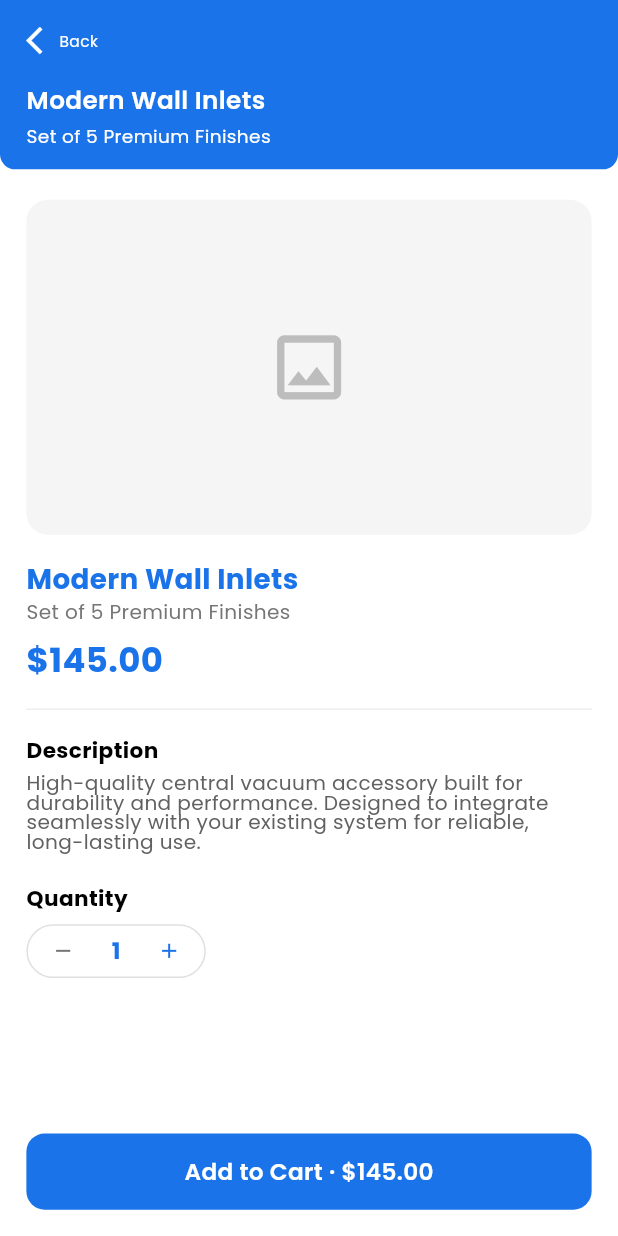
After one commit to nuhan021/aryegrunzweig, a Flutter app: the ShopScreen screen opened directly, after a tap on "Modern Wall Inlets", on a phone screen of 412 x 824 dp. The commit adds this screen. Run offline on Flutter 3.47's test engine with Material 3 defaults, Android fonts, the phone set to English and light mode, and no system bars; our stand-ins replace cached_network_image, carousel_slider, country_code_picker, flutter_otp_text_field, flutter_screenutil, get and 7 more; accounts and stored records are empty; project files that could hold a hidden picture were left out.

Commit message:
Add product details screen, fix products not opening on tap
Tapping a product card previously did nothing unless you hit the
small cart icon exactly. Now the whole card opens a product details
screen (image, price, description, quantity stepper) with its own
Add to Cart action that carries the chosen quantity into checkout.

```diff
--- a/lib/features/shop/controller/shop_controller.dart
+++ b/lib/features/shop/controller/shop_controller.dart
@@ -60,10 +60,10 @@ class ShopController extends GetxController {
 
   var cart = <CartLine>[].obs;
 
-  void addToCart(ShopProduct product) {
+  void addToCart(ShopProduct product, {int quantity = 1}) {
     cart
       ..clear()
-      ..add(CartLine(product: product));
+      ..add(CartLine(product: product, quantity: quantity));
   }
 
   void incrementQuantity(CartLine line) => line.quantity.value++;
--- /dev/null
+++ b/lib/features/shop/views/screens/product_details_screen.dart
@@ -0,0 +1,194 @@
+import 'package:flutter/material.dart';
+import 'package:flutter_screenutil/flutter_screenutil.dart';
+import 'package:get/get.dart';
+
+import '../../../../core/common/styles/global_text_style.dart';
+import '../../../../core/common/widgets/custom_app_bar.dart';
+import '../../../../core/utils/constants/colors.dart';
+import '../../../home/views/widgets/service_request_buttons.dart';
+import '../../controller/shop_controller.dart';
+import 'order_summary_screen.dart';
+
+class ProductDetailsScreen extends StatefulWidget {
+  const ProductDetailsScreen({super.key, required this.product});
+
+  final ShopProduct product;
+
+  @override
+  State<ProductDetailsScreen> createState() => _ProductDetailsScreenState();
+}
+
+class _ProductDetailsScreenState extends State<ProductDetailsScreen> {
+  final ShopController controller = Get.find<ShopController>();
+  int quantity = 1;
+
+  void _incrementQuantity() => setState(() => quantity++);
+
+  void _decrementQuantity() {
+    if (quantity > 1) setState(() => quantity--);
+  }
+
+  @override
+  Widget build(BuildContext context) {
+    final product = widget.product;
+
+    return Scaffold(
+      backgroundColor: Colors.white,
+      body: SafeArea(
+        child: Column(
+          children: [
+            CustomAppBar(title: product.name, subtitle: product.subtitle),
+            Expanded(
+              child: SingleChildScrollView(
+                padding: EdgeInsets.symmetric(horizontal: 16.w, vertical: 20.h),
+                child: Column(
+                  crossAxisAlignment: CrossAxisAlignment.start,
+                  children: [
+                    Container(
+                      height: 220.h,
+                      width: double.maxFinite,
+                      decoration: BoxDecoration(
+                        color: Colors.grey.shade100,
+                        borderRadius: BorderRadius.circular(14.r),
+                      ),
+                      alignment: Alignment.center,
+                      child: Icon(
+                        Icons.image_outlined,
+                        color: Colors.grey.shade400,
+                        size: 56.sp,
+                      ),
+                    ),
+                    20.verticalSpace,
+
+                    Text(
+                      product.name,
+                      style: getTextStyle(
+                        fontSize: 18.sp,
+                        fontWeight: FontWeight.w700,
+                        color: AppColors.primary,
+                        textAlign: TextAlign.left,
+                      ),
+                    ),
+                    6.verticalSpace,
+                    Text(
+                      product.subtitle,
+                      style: getTextStyle(
+                        fontSize: 13.sp,
+                        fontWeight: FontWeight.w400,
+                        color: Colors.grey.shade600,
+                        textAlign: TextAlign.left,
+                      ),
+                    ),
+                    14.verticalSpace,
+                    Text(
+                      '\$${product.price.toStringAsFixed(2)}',
+                      style: getTextStyle(
+                        fontSize: 22.sp,
+                        fontWeight: FontWeight.w700,
+                        color: AppColors.primary,
+                      ),
+                    ),
+
+                    20.verticalSpace,
+                    Divider(color: Colors.grey.shade200, height: 1),
+                    20.verticalSpace,
+
+                    Text(
+                      'Description',
+                      style: getTextStyle(
+                        fontSize: 14.sp,
+                        fontWeight: FontWeight.w700,
+                        color: Colors.black,
+                        textAlign: TextAlign.left,
+                      ),
+                    ),
+                    8.verticalSpace,
+                    Text(
+                      'High-quality central vacuum accessory built for durability and performance. Designed to integrate seamlessly with your existing system for reliable, long-lasting use.',
+                      style: getTextStyle(
+                        fontSize: 13.sp,
+                        fontWeight: FontWeight.w400,
+                        color: Colors.grey.shade700,
+                        textAlign: TextAlign.left,
+                      ),
+                    ),
+
+                    24.verticalSpace,
+                    Text(
+                      'Quantity',
+                      style: getTextStyle(
+                        fontSize: 14.sp,
+                        fontWeight: FontWeight.w700,
+                        color: Colors.black,
+                        textAlign: TextAlign.left,
+                      ),
+                    ),
+                    10.verticalSpace,
+                    Container(
+                      padding: EdgeInsets.symmetric(horizontal: 6.w),
+                      decoration: BoxDecoration(
+                        borderRadius: BorderRadius.circular(24.r),
+                        border: Border.all(color: Colors.grey.shade300),
+                      ),
+                      child: Row(
+                        mainAxisSize: MainAxisSize.min,
+                        children: [
+                          GestureDetector(
+                            onTap: _decrementQuantity,
+                            child: Padding(
+                              padding: EdgeInsets.all(8.w),
+                              child: Icon(
+                                Icons.remove,
+                                size: 16.sp,
+                                color: Colors.grey.shade600,
+                              ),
+                            ),
+                          ),
+                          Padding(
+                            padding: EdgeInsets.symmetric(horizontal: 14.w),
+                            child: Text(
+                              '$quantity',
+                              style: getTextStyle(
+                                fontSize: 15.sp,
+                                fontWeight: FontWeight.w700,
+                                color: AppColors.primary,
+                              ),
+                            ),
+                          ),
+                          GestureDetector(
+                            onTap: _incrementQuantity,
+                            child: Padding(
+                              padding: EdgeInsets.all(8.w),
+                              child: Icon(
+                                Icons.add,
+                                size: 16.sp,
+                                color: AppColors.primary,
+                              ),
+                            ),
+                          ),
+                        ],
+                      ),
+                    ),
+                  ],
+                ),
+              ),
+            ),
+            Padding(
+              padding: EdgeInsets.all(16.w),
+              child: SrPrimaryButton(
+                text: 'Add to Cart · \$${(product.price * quantity).toStringAsFixed(2)}',
+                onPressed: () {
+                  controller.addToCart(product, quantity: quantity);
+                  Navigator.push(
+                    context,
+                    MaterialPageRoute(builder: (_) => OrderSummaryScreen()),
+                  );
+                },
+              ),
+            ),
+          ],
+        ),
+      ),
+    );
+  }
+}
--- a/lib/features/shop/views/screens/shop_screen.dart
+++ b/lib/features/shop/views/screens/shop_screen.dart
@@ -10,6 +10,7 @@ import '../../../../core/utils/constants/colors.dart';
 import '../../controller/shop_controller.dart';
 import '../widgets/shop_product_card.dart';
 import 'order_summary_screen.dart';
+import 'product_details_screen.dart';
 
 class ShopScreen extends StatelessWidget {
   ShopScreen({super.key});
@@ -132,6 +133,13 @@ class ShopScreen extends StatelessWidget {
                           final product = controller.currentPageProducts[index];
                           return ShopProductCard(
                             product: product,
+                            onTap: () => Navigator.push(
+                              context,
+                              MaterialPageRoute(
+                                builder: (_) =>
+                                    ProductDetailsScreen(product: product),
+                              ),
+                            ),
                             onAddToCart: () {
                               controller.addToCart(product);
                               Navigator.push(
--- a/lib/features/shop/views/widgets/shop_product_card.dart
+++ b/lib/features/shop/views/widgets/shop_product_card.dart
@@ -10,14 +10,18 @@ class ShopProductCard extends StatelessWidget {
     super.key,
     required this.product,
     required this.onAddToCart,
+    required this.onTap,
   });
 
   final ShopProduct product;
   final VoidCallback onAddToCart;
+  final VoidCallback onTap;
 
   @override
   Widget build(BuildContext context) {
-    return Container(
+    return GestureDetector(
+      onTap: onTap,
+      child: Container(
         padding: EdgeInsets.all(10.w),
         decoration: BoxDecoration(
           color: Colors.white,
@@ -94,6 +98,7 @@ class ShopProductCard extends StatelessWidget {
             ),
           ],
         ),
+      ),
     );
   }
 }
```
Lines whose indentation alone changed are shown as unchanged.
